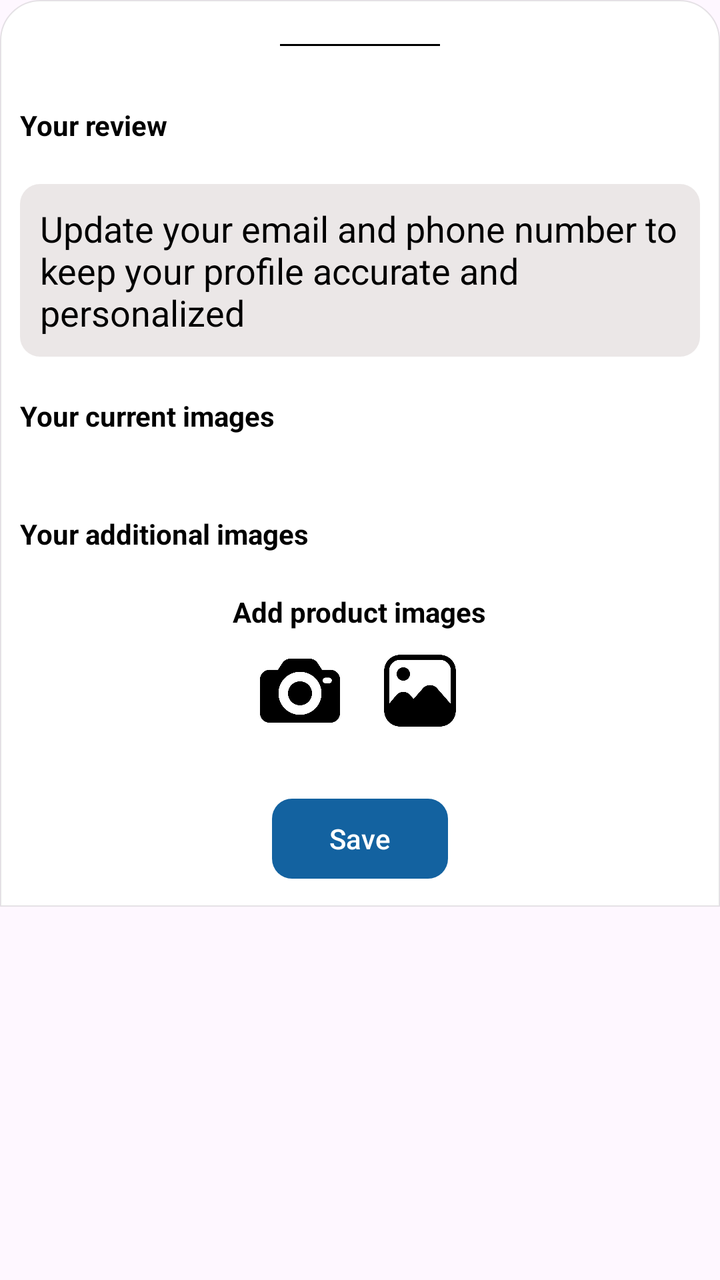
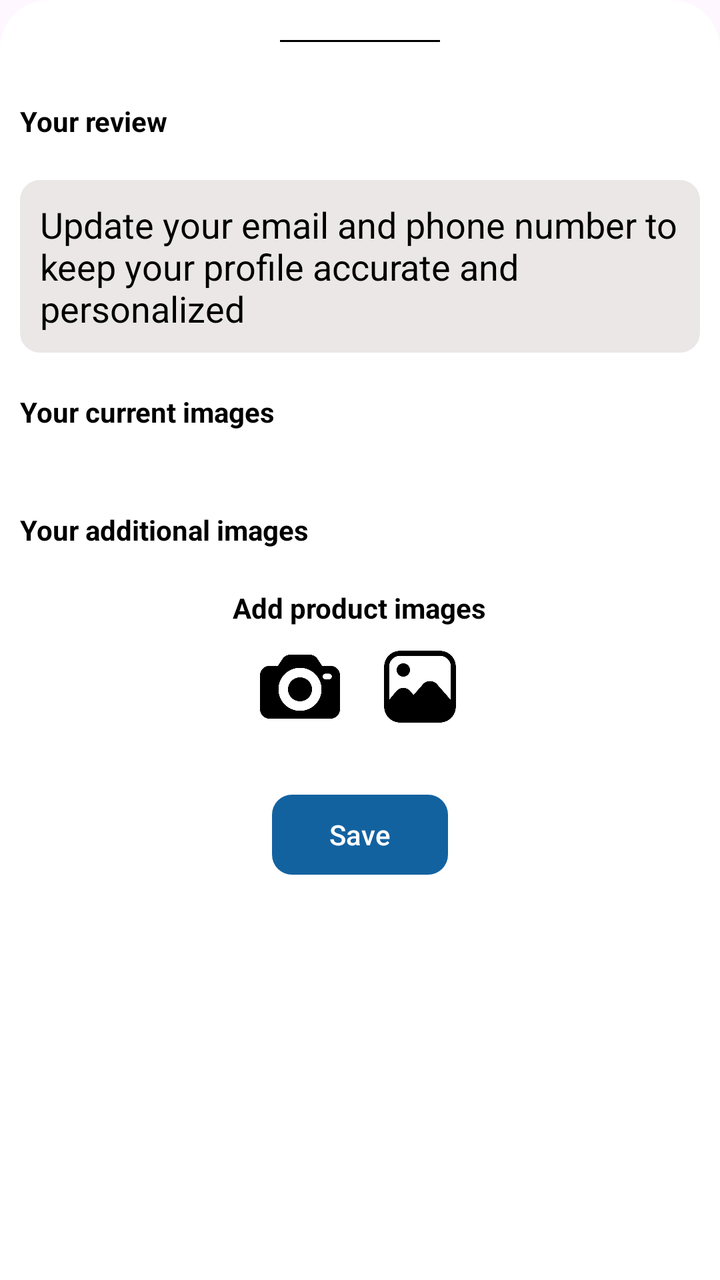

Before-and-after screenshots of an Android layout around one commit, followed by the original layout XML and the change that was made.
<!-- AndroidManifest.xml: application theme Theme.ShoppingApp -->
<!-- res/layout/fragment_my_review.xml -->
<?xml version="1.0" encoding="utf-8"?>
<androidx.core.widget.NestedScrollView xmlns:android="http://schemas.android.com/apk/res/android"
    xmlns:app="http://schemas.android.com/apk/res-auto"
    xmlns:tools="http://schemas.android.com/tools"
    android:layout_width="match_parent"
    android:layout_height="match_parent"
    android:orientation="vertical"
    tools:context=".ui.view.fragment.user.MyReviewFragment">

    <FrameLayout
        android:layout_width="match_parent"
        android:layout_height="wrap_content"
        android:background="@drawable/custom_bottom_nav">

        <LinearLayout
            android:layout_width="match_parent"
            android:layout_height="wrap_content"
            android:orientation="vertical">

            <View
                android:layout_width="80dp"
                android:layout_height="1dp"
                android:layout_gravity="center_horizontal"
                android:layout_marginTop="20dp"
                android:background="@color/black" />

            <androidx.recyclerview.widget.RecyclerView
                android:id="@+id/recycler_view_star"
                android:layout_width="wrap_content"
                android:layout_height="wrap_content"
                android:layout_gravity="center_horizontal"
                android:layout_marginTop="20dp" />

            <com.google.android.material.textview.MaterialTextView
                android:layout_width="wrap_content"
                android:layout_height="wrap_content"
                android:layout_margin="10dp"
                android:text="@string/your_review"
                android:textColor="@color/black"
                android:textStyle="bold" />

            <androidx.appcompat.widget.AppCompatEditText
                android:id="@+id/edt_review"
                android:layout_width="match_parent"
                android:layout_height="wrap_content"
                android:layout_margin="10dp"
                android:background="@drawable/border_view"
                android:backgroundTint="@color/light_grey"
                android:inputType="textMultiLine"
                android:padding="10dp"
                android:text="@string/update_your_email_and_phone_number_to_keep_your_profile_accurate_and_personalized"
                android:textColor="@color/black" />

            <com.google.android.material.textview.MaterialTextView
                android:layout_width="wrap_content"
                android:layout_height="wrap_content"
                android:layout_margin="10dp"
                android:text="@string/your_images"
                android:textColor="@color/black"
                android:textStyle="bold" />

            <androidx.recyclerview.widget.RecyclerView
                android:id="@+id/recycler_view_review_image"
                android:layout_width="match_parent"
                android:layout_height="wrap_content"
                android:layout_margin="10dp" />

            <com.google.android.material.textview.MaterialTextView
                android:id="@+id/tv_ntts1"
                android:layout_width="wrap_content"
                android:layout_height="wrap_content"
                android:layout_gravity="center_horizontal"
                android:text="@string/nothing_to_show"
                android:visibility="gone" />

            <com.google.android.material.textview.MaterialTextView
                android:layout_width="wrap_content"
                android:layout_height="wrap_content"
                android:layout_marginStart="10dp"
                android:layout_marginTop="10dp"
                android:layout_marginEnd="10dp"
                android:text="@string/your_additional_images"
                android:textColor="@color/black"
                android:textStyle="bold" />

            <include
                android:id="@+id/layout_add_image"
                layout="@layout/layout_add_image"
                android:layout_width="match_parent"
                android:layout_height="wrap_content"
                android:layout_gravity="center_horizontal" />

            <com.google.android.material.textview.MaterialTextView
                android:id="@+id/tv_ntts2"
                android:layout_width="wrap_content"
                android:layout_height="wrap_content"
                android:layout_gravity="center_horizontal"
                android:text="@string/nothing_to_show"
                android:visibility="gone" />

            <com.google.android.material.button.MaterialButton
                android:id="@+id/btn_edit_review"
                android:layout_width="wrap_content"
                android:layout_height="wrap_content"
                android:layout_gravity="center_horizontal"
                android:layout_marginTop="20dp"
                android:layout_marginBottom="10dp"
                android:enabled="false"
                android:text="@string/save"
                android:textColor="@color/white"
                app:backgroundTint="@color/button_color"
                app:cornerRadius="10dp" />

        </LinearLayout>

        <include
            android:id="@+id/layout_shimmer"
            layout="@layout/layout_shimmer"
            android:layout_width="match_parent"
            android:layout_height="match_parent"
            android:visibility="gone"
            android:layout_marginTop="0dp"/>

    </FrameLayout>

</androidx.core.widget.NestedScrollView>
<!-- res/layout/layout_add_image.xml (included above) -->
<?xml version="1.0" encoding="utf-8"?>
<LinearLayout xmlns:android="http://schemas.android.com/apk/res/android"
    android:layout_width="match_parent"
    android:layout_height="wrap_content"
    xmlns:app="http://schemas.android.com/apk/res-auto"
    android:orientation="vertical">

    <com.google.android.material.textview.MaterialTextView
        android:layout_width="wrap_content"
        android:layout_height="wrap_content"
        android:layout_gravity="center_horizontal"
        android:layout_marginTop="20dp"
        android:text="@string/add_product_images"
        android:textColor="@color/black"
        android:textStyle="bold" />

    <LinearLayout
        android:layout_width="wrap_content"
        android:layout_height="wrap_content"
        android:layout_gravity="center_horizontal"
        android:layout_marginTop="10dp"
        android:orientation="horizontal">

        <androidx.appcompat.widget.AppCompatImageView
            android:id="@+id/img_take_photo"
            android:layout_width="40dp"
            android:layout_height="40dp"
            app:srcCompat="@drawable/icon_photo_camera" />

        <androidx.appcompat.widget.AppCompatImageView
            android:id="@+id/img_gallery"
            android:layout_width="40dp"
            android:layout_height="40dp"
            android:layout_marginStart="20dp"
            app:srcCompat="@drawable/icon_from_gallery" />

    </LinearLayout>

    <androidx.recyclerview.widget.RecyclerView
        android:id="@+id/recycler_view_image"
        android:layout_width="match_parent"
        android:layout_height="wrap_content"
        android:layout_marginStart="10dp"
        android:layout_marginTop="10dp"
        android:layout_marginEnd="10dp" />

</LinearLayout>
<!-- res/layout/layout_shimmer.xml (included above) -->
<?xml version="1.0" encoding="utf-8"?>
<FrameLayout xmlns:android="http://schemas.android.com/apk/res/android"
    android:id="@+id/frame_shimmer"
    android:layout_width="match_parent"
    android:layout_height="match_parent">

    <View
        android:layout_width="match_parent"
        android:layout_height="match_parent"
        android:background="@color/over_lay" />

    <ProgressBar
        android:layout_width="wrap_content"
        android:layout_height="wrap_content"
        android:layout_gravity="center"
        android:indeterminateTint="@color/button_color" />

    <com.google.android.material.textview.MaterialTextView
        android:layout_width="wrap_content"
        android:layout_height="wrap_content"
        android:layout_gravity="center"
        android:layout_marginTop="50dp"
        android:text="@string/wait_a_second"
        android:textColor="@color/white"
        android:textStyle="bold" />

</FrameLayout>
<!-- resources referenced by this layout -->
<resources>
  <color name="black">#FF000000</color>
  <color name="button_color">#1362A0</color>
  <color name="light_grey">#EBE7E7</color>
  <color name="over_lay">#80000000</color>
  <color name="white">#FFFFFFFF</color>
  <!-- drawable border_view (drawable) -->
  <?xml version="1.0" encoding="utf-8"?>
  <shape xmlns:android="http://schemas.android.com/apk/res/android"
      android:shape="rectangle">
  
      <corners android:radius="10dp"/>
  
  </shape>
  <!-- drawable custom_bottom_nav (drawable) -->
  <?xml version="1.0" encoding="utf-8"?>
  <shape xmlns:android="http://schemas.android.com/apk/res/android"
      android:shape="rectangle">
  
      <solid android:color="@android:color/white" />
  
      <corners
          android:topLeftRadius="20dp"
          android:topRightRadius="20dp" />
  
      <stroke
          android:width="0.5dp"
          android:color="#1A000000" />
  
      <padding android:top="2dp" />
  
  </shape>
  <!-- drawable icon_from_gallery: png bitmap (drawable, 10393 bytes) -->
  <!-- drawable icon_photo_camera: png bitmap (drawable, 13300 bytes) -->
  <string name="add_product_images">Add product images</string>
  <string name="nothing_to_show">Nothing to show</string>
  <string name="save">Save</string>
  <string name="update_your_email_and_phone_number_to_keep_your_profile_accurate_and_personalized">Update your email and phone number to keep your profile accurate and personalized</string>
  <string name="wait_a_second">Wait a second...</string>
  <string name="your_additional_images">Your additional images</string>
  <string name="your_images">Your current images</string>
  <string name="your_review">Your review</string>
  <style name="Theme.ShoppingApp" parent="Base.Theme.ShoppingApp" />
  <style name="Base.Theme.ShoppingApp" parent="Theme.Material3.DayNight.NoActionBar">
          
          
      </style>
</resources>

<!-- the commit's change to res/layout/fragment_my_review.xml (unified diff, before → after) -->
@@ -4,13 +4,15 @@
     xmlns:tools="http://schemas.android.com/tools"
     android:layout_width="match_parent"
     android:layout_height="match_parent"
+    android:background="@drawable/corner_bottom_sheet"
+    android:clipToOutline="true"
     android:orientation="vertical"
-    tools:context=".ui.view.fragment.user.MyReviewFragment">
-
+    tools:context=".ui.view.fragment.user.MyReviewFragment"
+    tools:targetApi="31">
+    
     <FrameLayout
         android:layout_width="match_parent"
-        android:layout_height="wrap_content"
-        android:background="@drawable/custom_bottom_nav">
+        android:layout_height="wrap_content">
 
         <LinearLayout
             android:layout_width="match_parent"
@@ -105,7 +107,6 @@
                 android:layout_gravity="center_horizontal"
                 android:layout_marginTop="20dp"
                 android:layout_marginBottom="10dp"
-                android:enabled="false"
                 android:text="@string/save"
                 android:textColor="@color/white"
                 app:backgroundTint="@color/button_color"
@@ -118,8 +119,7 @@
             layout="@layout/layout_shimmer"
             android:layout_width="match_parent"
             android:layout_height="match_parent"
-            android:visibility="gone"
-            android:layout_marginTop="0dp"/>
+            android:visibility="gone" />
 
     </FrameLayout>
 
<!-- resource entries referenced after the edit -->
@@ -13,22 +13,15 @@
       <corners android:radius="10dp"/>
   
   </shape>
-  <!-- drawable custom_bottom_nav (drawable) -->
+  <!-- drawable corner_bottom_sheet (drawable) -->
   <?xml version="1.0" encoding="utf-8"?>
   <shape xmlns:android="http://schemas.android.com/apk/res/android"
       android:shape="rectangle">
   
-      <solid android:color="@android:color/white" />
+      <corners android:topLeftRadius="24dp"
+          android:topRightRadius="24dp"/>
   
-      <corners
-          android:topLeftRadius="20dp"
-          android:topRightRadius="20dp" />
-  
-      <stroke
-          android:width="0.5dp"
-          android:color="#1A000000" />
-  
-      <padding android:top="2dp" />
+      <solid android:color="@color/white" />
   
   </shape>
   <!-- drawable icon_from_gallery: png bitmap (drawable, 10393 bytes) -->
